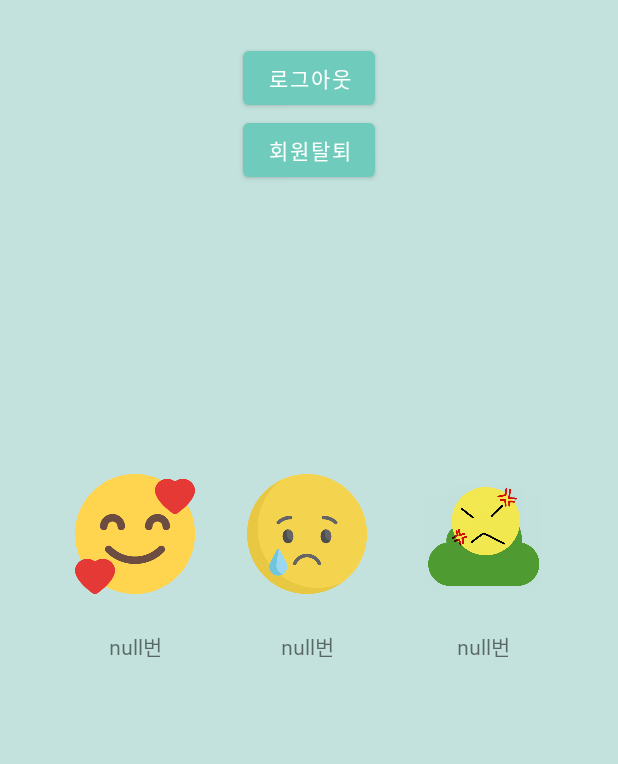
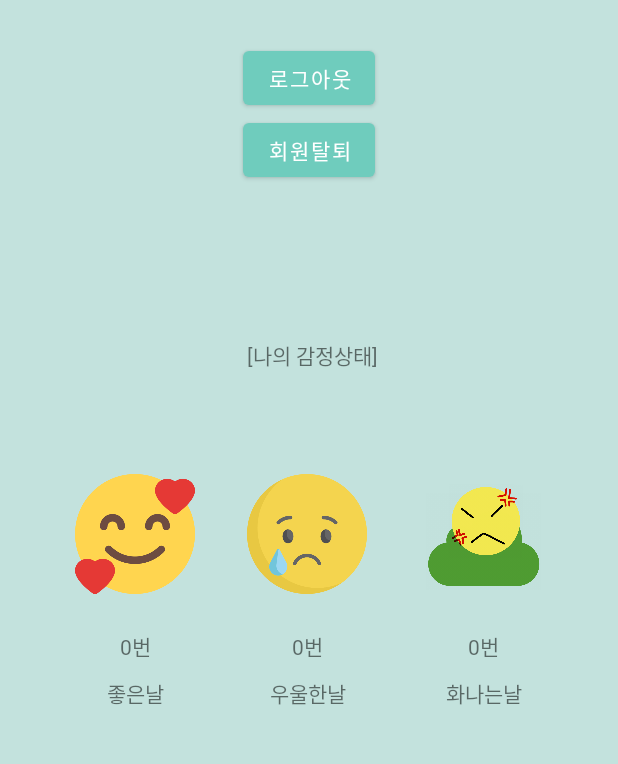
Before and after one commit to POTEN-S/HealingFeeling_Client, an Android app: the MypageActivity screen opened directly, with no data from a screen before it, on a phone screen of 412 x 824 dp, the part 225-989 px from its top. Run offline under Robolectric (Android 15) with nearby library versions, the phone set to English and light mode, and no system bars; our stand-ins replace Firebase (no records; nobody signed in at launch, a user with empty details on screens opened directly), data binding; pictures from the network do not load; 3 statements that could not run were skipped.

Commit message:
마이페이지 감정카운트

```diff
--- a/app/src/main/java/com/example/healingfeeling/MypageActivity.java
+++ b/app/src/main/java/com/example/healingfeeling/MypageActivity.java
@@ -132,8 +132,8 @@ public class MypageActivity extends AppCompatActivity {
         mCondition_h.addValueEventListener(new ValueEventListener() {
             @Override
             public void onDataChange(@NonNull @NotNull DataSnapshot snapshot) {
-                String count = snapshot.getValue(String.class);
-                happy_text.setText(count+ "번");
+                int count = snapshot.getValue(Integer.class);
+                happy_text.setText(count + "번");
             }
 
             @Override
@@ -145,7 +145,7 @@ public class MypageActivity extends AppCompatActivity {
         mCondition_s.addValueEventListener(new ValueEventListener() {
             @Override
             public void onDataChange(@NonNull @NotNull DataSnapshot snapshot) {
-                String count = snapshot.getValue(String.class);
+                int count = snapshot.getValue(Integer.class);
                 sad_text.setText(count + "번");
             }
 
@@ -158,7 +158,7 @@ public class MypageActivity extends AppCompatActivity {
         mCondition_a.addValueEventListener(new ValueEventListener() {
             @Override
             public void onDataChange(@NonNull @NotNull DataSnapshot snapshot) {
-                String count = snapshot.getValue(String.class);
+                int count = snapshot.getValue(Integer.class);
                 angry_text.setText(count+ "번" );
             }
 
--- a/app/src/main/java/com/example/healingfeeling/model/User.java
+++ b/app/src/main/java/com/example/healingfeeling/model/User.java
@@ -8,9 +8,9 @@ public class User {
     public String profileImageUrl;
     public  String uid;
 
-    public String happy_emotion;
-    public String sad_emotion;
-    public String angry_emotion;
+    public int happy_emotion;
+    public int sad_emotion;
+    public int angry_emotion;
 
 
 
--- a/app/src/main/java/com/example/healingfeeling/ui/home/SongFragment.java
+++ b/app/src/main/java/com/example/healingfeeling/ui/home/SongFragment.java
@@ -71,7 +71,6 @@ public class SongFragment extends Fragment {
     }
 
 
-
     private void getData() {
         // 임의의 데이터입니다.
         database = FirebaseDatabase.getInstance(); // 파이어베이스 데이터베이스 연동
--- a/app/src/main/res/layout/activity_island.xml
+++ b/app/src/main/res/layout/activity_island.xml
@@ -112,8 +112,8 @@
             android:id="@+id/myPage"
             android:layout_width="100dp"
             android:layout_height="100dp"
-            android:layout_marginTop="48dp"
-            android:layout_marginEnd="60dp"
+            android:layout_marginTop="76dp"
+            android:layout_marginEnd="144dp"
             android:background="@android:color/transparent"
             app:layout_constraintEnd_toEndOf="parent"
             app:layout_constraintTop_toBottomOf="@+id/sadBtn" />
--- a/app/src/main/res/layout/activity_mypage.xml
+++ b/app/src/main/res/layout/activity_mypage.xml
@@ -86,6 +86,17 @@
             app:style="solid_line" />
 
         <TextView
+            android:id="@+id/textView4"
+            android:layout_width="wrap_content"
+            android:layout_height="wrap_content"
+            android:layout_marginStart="4dp"
+            android:text="[나의 감정상태]"
+            android:layout_marginTop="150dp"
+            app:layout_constraintEnd_toEndOf="@+id/userDeleteButton"
+            app:layout_constraintStart_toStartOf="@+id/logoutButton"
+            app:layout_constraintTop_toTopOf="@+id/userDeleteButton"/>
+
+        <TextView
             android:id="@+id/hyview"
             android:layout_width="wrap_content"
             android:layout_height="wrap_content"
@@ -115,6 +126,36 @@
             app:layout_constraintStart_toStartOf="@+id/progressAngry"
             app:layout_constraintTop_toBottomOf="@+id/progressAngry" />
 
+        <TextView
+            android:id="@+id/textView"
+            android:layout_width="wrap_content"
+            android:layout_height="wrap_content"
+            android:text="좋은날"
+            app:layout_constraintEnd_toEndOf="@+id/hyview"
+            app:layout_constraintStart_toStartOf="@+id/hyview"
+            app:layout_constraintTop_toBottomOf="@+id/hyview"
+            android:layout_marginTop="10dp"/>
+
+        <TextView
+            android:id="@+id/textView5"
+            android:layout_width="wrap_content"
+            android:layout_height="wrap_content"
+            android:layout_marginTop="10dp"
+            android:text="우울한날"
+            app:layout_constraintEnd_toEndOf="@+id/sadview"
+            app:layout_constraintStart_toStartOf="@+id/sadview"
+            app:layout_constraintTop_toBottomOf="@+id/sadview" />
+
+        <TextView
+            android:id="@+id/textView6"
+            android:layout_width="wrap_content"
+            android:layout_height="wrap_content"
+            android:layout_marginTop="10dp"
+            android:text="화나는날"
+            app:layout_constraintEnd_toEndOf="@+id/angryview"
+            app:layout_constraintStart_toStartOf="@+id/angryview"
+            app:layout_constraintTop_toBottomOf="@+id/angryview" />
+
         <Button
             android:id="@+id/userDeleteButton"
             android:layout_width="wrap_content"
```
Also changed, not shown: app/src/main/java/com/example/healingfeeling/FaceRecoActivity.java (+12 -22 lines), app/src/main/java/com/example/healingfeeling/SignupActivity.java (+12 -10 lines), app/src/main/res/layout/activity_login.xml (+1 -10 lines), app/src/main/res/layout/activity_signup.xml (+12 -1 lines).
